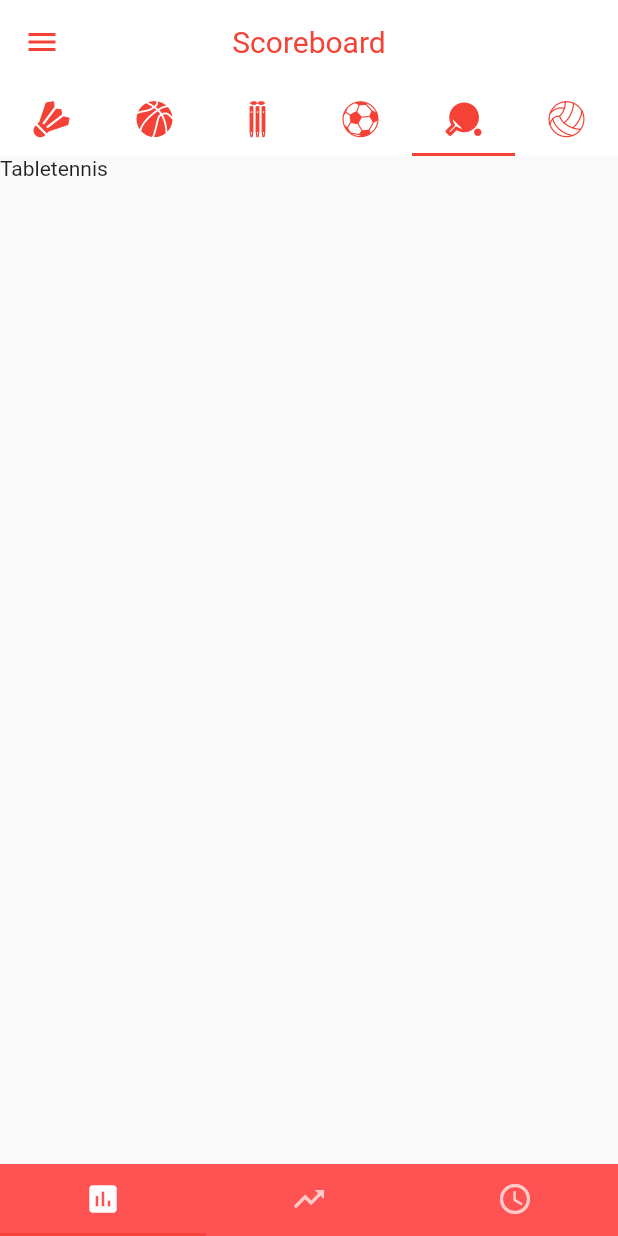
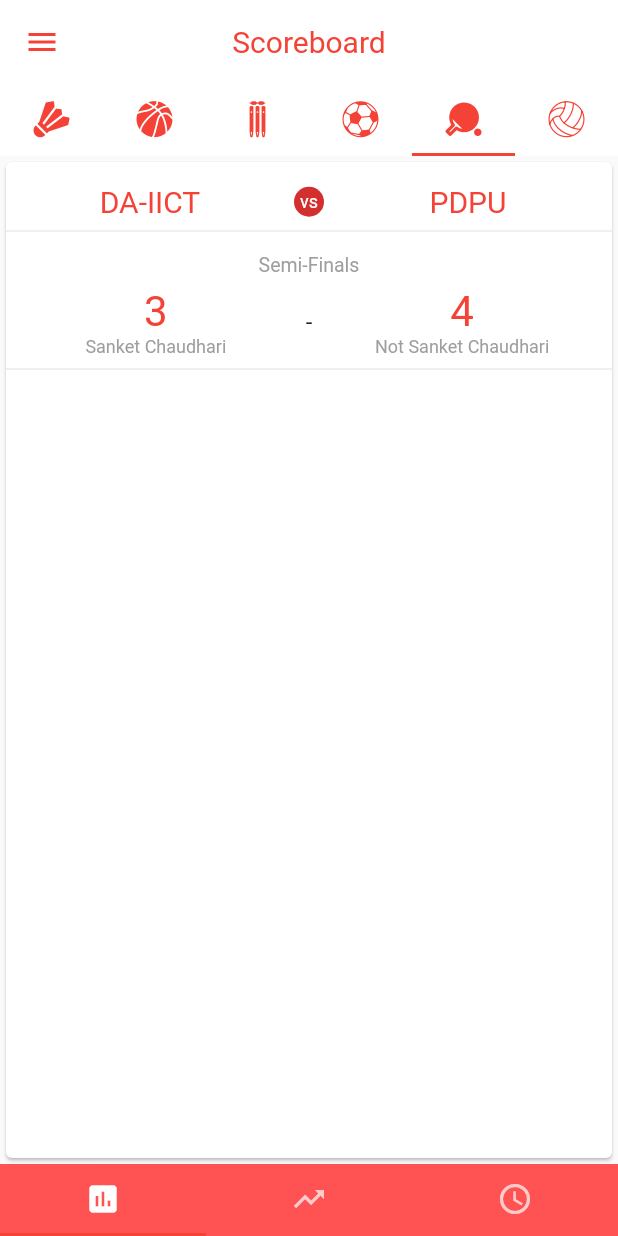
Before and after one commit to ronak197/Concours, a Flutter app: the HomePage screen opened directly, tab 5 chosen, on a phone screen of 412 x 824 dp. Run offline on Flutter 3.47's test engine with Material 2 defaults, Android fonts, the phone set to English and light mode, and no system bars.

Commit message:
Added Table Tennis / Volleyball Score view

```diff
--- a/lib/tabletennis.dart
+++ b/lib/tabletennis.dart
@@ -8,6 +8,68 @@ class TabletennisDetails extends StatefulWidget {
 class _TabletennisDetailsState extends State<TabletennisDetails> {
   @override
   Widget build(BuildContext context) {
-    return Text("Tabletennis");
+    return Card(
+      color: Colors.white,
+      child: Column(
+        children: <Widget>[
+          Padding(
+            padding: EdgeInsets.only(top: 15.0),
+          ),
+          Row(
+            children: <Widget>[
+              Flexible(
+                child: Center(
+                  child: Text("DA-IICT", style: TextStyle(color: Colors.red, fontSize: 20.0),
+                  ),
+                ),
+              ),
+              CircleAvatar(
+                radius: 10.0,
+                child: Center(child: Text("vs", style: TextStyle(fontSize: 12.0),)),
+              ),
+              Flexible(
+                  child: Center(
+                    child: Text("PDPU", style: TextStyle(color: Colors.red, fontSize: 20.0),),
+                  )
+              )
+            ],
+          ),
+          Divider(),
+          Padding(
+            padding: EdgeInsets.only(top: 7.0),
+          ),
+          Text("Semi-Finals", style: TextStyle(fontSize: 13.0, color: Colors.grey),),
+          Padding(
+            padding: EdgeInsets.only(top: 7.0),
+          ),
+          Row(
+            children: <Widget>[
+              Flexible(
+                child: Center(
+                  child: Column(
+                    children: <Widget>[
+                      Text("3", style: TextStyle(color: Colors.red, fontSize: 28.0),),
+                      Text("Sanket Chaudhari", style: TextStyle(color: Colors.grey, fontSize: 12.0),)
+                    ],
+                  ),
+                ),
+              ),
+              Text("-", style: TextStyle(fontSize: 16.0),),
+              Flexible(
+                  child: Center(
+                    child: Column(
+                      children: <Widget>[
+                        Text("4", style: TextStyle(color: Colors.red, fontSize: 28.0),),
+                        Text("Not Sanket Chaudhari", style: TextStyle(color: Colors.grey, fontSize: 12.0),)
+                      ],
+                    ),
+                  )
+              ),
+            ],
+          ),
+          Divider(),
+        ],
+      ),
+    );
   }
 }
```
Also changed, not shown: lib/volleyball.dart (+63 -1 lines).
